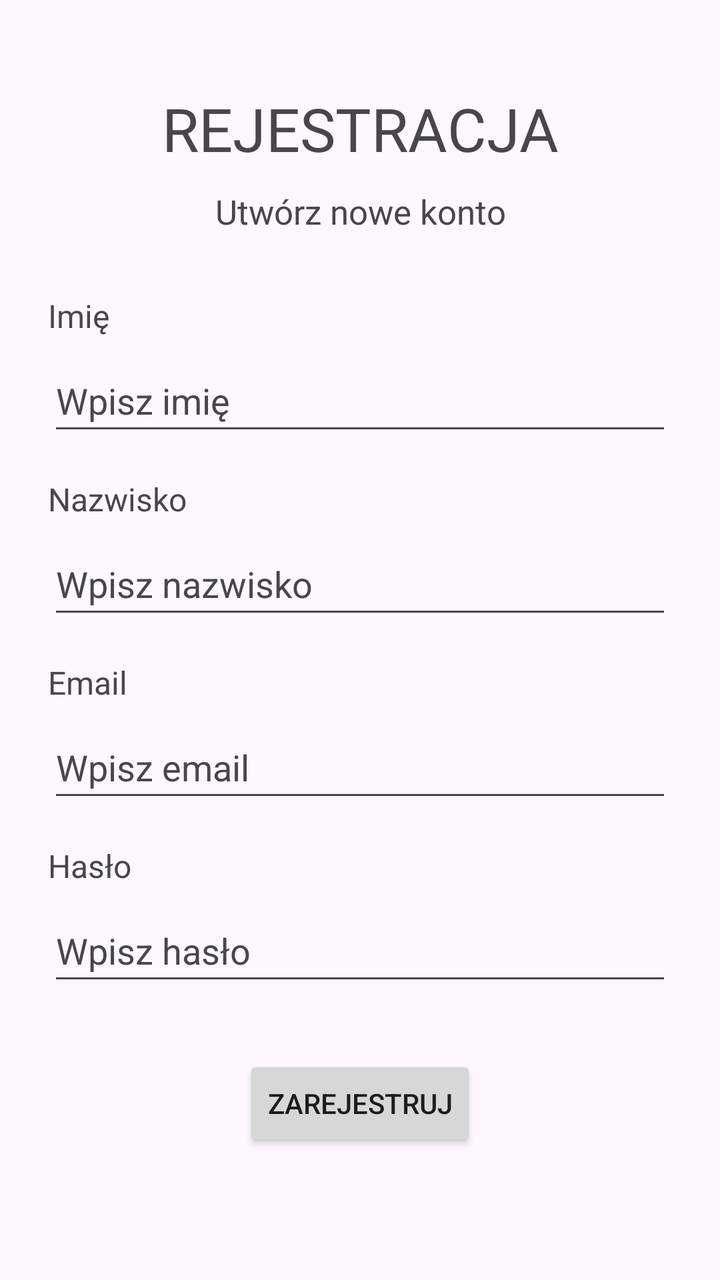
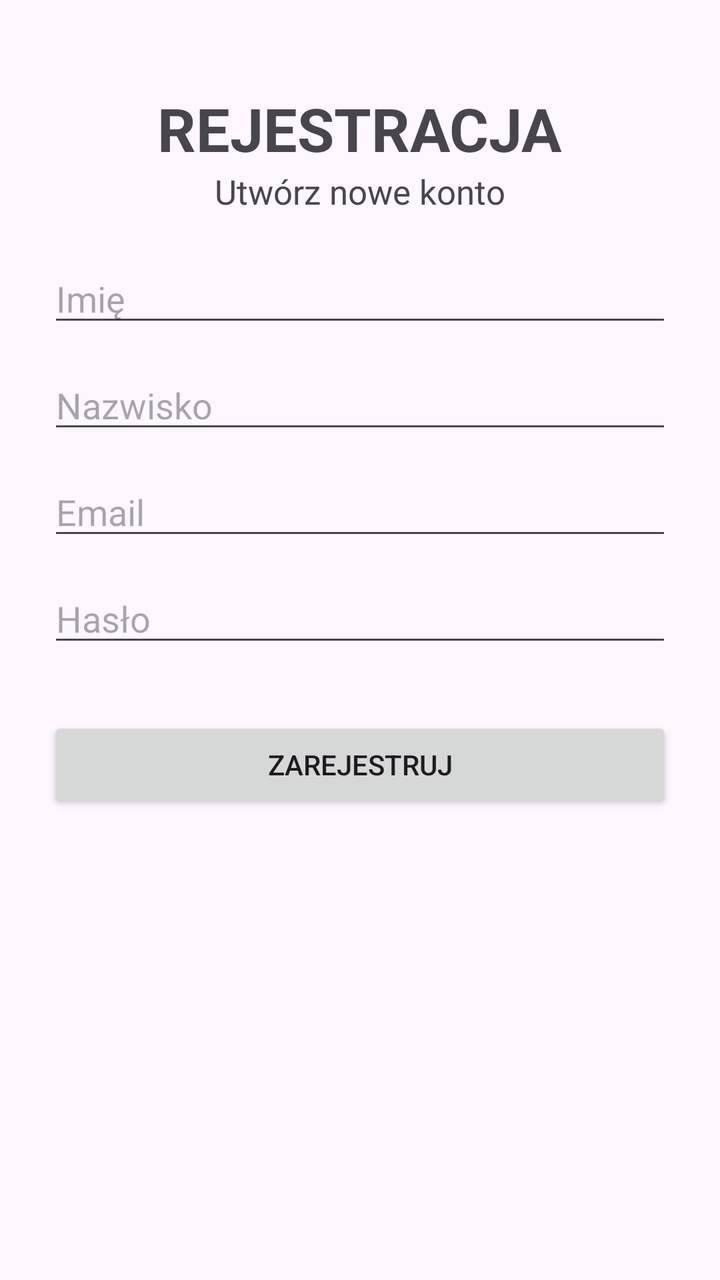

Screens rendered from an Android XML layout before and after an edit, with the pre-edit source and the edit as a unified diff.
<!-- AndroidManifest.xml: application theme Theme.LayoutLekcja1 -->
<!-- res/layout/activity_main.xml -->
<?xml version="1.0" encoding="utf-8"?>
<ScrollView xmlns:android="http://schemas.android.com/apk/res/android"
    xmlns:tools="http://schemas.android.com/tools"
    android:id="@+id/main"
    android:layout_width="match_parent"
    android:layout_height="match_parent"
    android:fillViewport="true"
    tools:context=".MainActivity">

    <LinearLayout
        android:layout_width="match_parent"
        android:layout_height="wrap_content"
        android:orientation="vertical"
        android:padding="24dp">

        <TextView
            android:layout_width="match_parent"
            android:layout_height="wrap_content"
            android:layout_marginTop="20dp"
            android:gravity="center"
            android:text="@string/registration_title"
            android:textSize="30sp" />

        <TextView
            android:layout_width="match_parent"
            android:layout_height="wrap_content"
            android:layout_marginTop="10dp"
            android:gravity="center"
            android:text="@string/registration_subtitle"
            android:textSize="17sp" />

        <TextView
            android:layout_width="match_parent"
            android:layout_height="wrap_content"
            android:layout_marginTop="30dp"
            android:text="@string/first_name"
            android:textSize="16sp" />

        <EditText
            android:id="@+id/firstName"
            android:layout_width="match_parent"
            android:layout_height="wrap_content"
            android:layout_marginTop="6dp"
            android:minHeight="48dp"
            android:textColorHint="?attr/colorOnSurfaceVariant"
            android:hint="@string/first_name_hint"
            android:inputType="textPersonName"
            android:autofillHints="personGivenName"
            android:imeOptions="actionNext"
            android:singleLine="true" />

        <TextView
            android:layout_width="match_parent"
            android:layout_height="wrap_content"
            android:layout_marginTop="16dp"
            android:text="@string/last_name"
            android:textSize="16sp" />

        <EditText
            android:id="@+id/lastName"
            android:layout_width="match_parent"
            android:layout_height="wrap_content"
            android:layout_marginTop="6dp"
            android:minHeight="48dp"
            android:textColorHint="?attr/colorOnSurfaceVariant"
            android:hint="@string/last_name_hint"
            android:inputType="textPersonName"
            android:autofillHints="personFamilyName"
            android:imeOptions="actionNext"
            android:singleLine="true" />

        <TextView
            android:layout_width="match_parent"
            android:layout_height="wrap_content"
            android:layout_marginTop="16dp"
            android:text="@string/email"
            android:textSize="16sp" />

        <EditText
            android:id="@+id/email"
            android:layout_width="match_parent"
            android:layout_height="wrap_content"
            android:layout_marginTop="6dp"
            android:minHeight="48dp"
            android:textColorHint="?attr/colorOnSurfaceVariant"
            android:hint="@string/email_hint"
            android:inputType="textEmailAddress"
            android:autofillHints="emailAddress"
            android:imeOptions="actionNext"
            android:singleLine="true" />

        <TextView
            android:layout_width="match_parent"
            android:layout_height="wrap_content"
            android:layout_marginTop="16dp"
            android:text="@string/password"
            android:textSize="16sp" />

        <EditText
            android:id="@+id/password"
            android:layout_width="match_parent"
            android:layout_height="wrap_content"
            android:layout_marginTop="6dp"
            android:minHeight="48dp"
            android:textColorHint="?attr/colorOnSurfaceVariant"
            android:hint="@string/password_hint"
            android:inputType="textPassword"
            android:autofillHints="newPassword"
            android:imeOptions="actionDone"
            android:singleLine="true" />

        <Button
            android:id="@+id/registerButton"
            android:layout_width="wrap_content"
            android:layout_height="wrap_content"
            android:layout_gravity="center_horizontal"
            android:layout_marginTop="30dp"
            android:text="@string/register" />

        <TextView
            android:id="@+id/validationMessage"
            android:layout_width="match_parent"
            android:layout_height="wrap_content"
            android:layout_marginTop="16dp"
            android:accessibilityLiveRegion="polite"
            android:gravity="center"
            android:textSize="16sp"
            android:visibility="gone" />
    </LinearLayout>
</ScrollView>
<!-- resources referenced by this layout -->
<resources>
  <string name="email">Email</string>
  <string name="email_hint">Wpisz email</string>
  <string name="first_name">Imię</string>
  <string name="first_name_hint">Wpisz imię</string>
  <string name="last_name">Nazwisko</string>
  <string name="last_name_hint">Wpisz nazwisko</string>
  <string name="password">Hasło</string>
  <string name="password_hint">Wpisz hasło</string>
  <string name="register">ZAREJESTRUJ</string>
  <string name="registration_subtitle">Utwórz nowe konto</string>
  <string name="registration_title">REJESTRACJA</string>
  <style name="Theme.LayoutLekcja1" parent="Base.Theme.LayoutLekcja1" />
  <style name="Base.Theme.LayoutLekcja1" parent="Theme.Material3.DayNight.NoActionBar">
          
          
      </style>
</resources>

<!-- the commit's change to res/layout/activity_main.xml (unified diff, before → after) -->
@@ -1,7 +1,6 @@
 <?xml version="1.0" encoding="utf-8"?>
 <ScrollView xmlns:android="http://schemas.android.com/apk/res/android"
     xmlns:tools="http://schemas.android.com/tools"
-    android:id="@+id/main"
     android:layout_width="match_parent"
     android:layout_height="match_parent"
     android:fillViewport="true"
@@ -14,106 +13,73 @@
         android:padding="24dp">
 
         <TextView
-            android:layout_width="match_parent"
+            android:layout_width="wrap_content"
             android:layout_height="wrap_content"
+            android:layout_gravity="center"
             android:layout_marginTop="20dp"
-            android:gravity="center"
             android:text="@string/registration_title"
-            android:textSize="30sp" />
+            android:textSize="30sp"
+            android:textStyle="bold" />
 
         <TextView
-            android:layout_width="match_parent"
+            android:layout_width="wrap_content"
             android:layout_height="wrap_content"
-            android:layout_marginTop="10dp"
-            android:gravity="center"
+            android:layout_gravity="center"
+            android:layout_marginBottom="20dp"
             android:text="@string/registration_subtitle"
             android:textSize="17sp" />
 
-        <TextView
-            android:layout_width="match_parent"
-            android:layout_height="wrap_content"
-            android:layout_marginTop="30dp"
-            android:text="@string/first_name"
-            android:textSize="16sp" />
-
+        
         <EditText
             android:id="@+id/firstName"
             android:layout_width="match_parent"
             android:layout_height="wrap_content"
-            android:layout_marginTop="6dp"
-            android:minHeight="48dp"
-            android:textColorHint="?attr/colorOnSurfaceVariant"
-            android:hint="@string/first_name_hint"
+            android:hint="@string/first_name"
             android:inputType="textPersonName"
             android:autofillHints="personGivenName"
             android:imeOptions="actionNext"
-            android:singleLine="true" />
+            android:maxLines="1" />
 
-        <TextView
-            android:layout_width="match_parent"
-            android:layout_height="wrap_content"
-            android:layout_marginTop="16dp"
-            android:text="@string/last_name"
-            android:textSize="16sp" />
-
+        
         <EditText
             android:id="@+id/lastName"
             android:layout_width="match_parent"
             android:layout_height="wrap_content"
-            android:layout_marginTop="6dp"
-            android:minHeight="48dp"
-            android:textColorHint="?attr/colorOnSurfaceVariant"
-            android:hint="@string/last_name_hint"
+            android:layout_marginTop="12dp"
+            android:hint="@string/last_name"
             android:inputType="textPersonName"
             android:autofillHints="personFamilyName"
             android:imeOptions="actionNext"
-            android:singleLine="true" />
+            android:maxLines="1" />
 
-        <TextView
-            android:layout_width="match_parent"
-            android:layout_height="wrap_content"
-            android:layout_marginTop="16dp"
-            android:text="@string/email"
-            android:textSize="16sp" />
-
+        
         <EditText
             android:id="@+id/email"
             android:layout_width="match_parent"
             android:layout_height="wrap_content"
-            android:layout_marginTop="6dp"
-            android:minHeight="48dp"
-            android:textColorHint="?attr/colorOnSurfaceVariant"
-            android:hint="@string/email_hint"
+            android:layout_marginTop="12dp"
+            android:hint="@string/email"
             android:inputType="textEmailAddress"
             android:autofillHints="emailAddress"
             android:imeOptions="actionNext"
-            android:singleLine="true" />
+            android:maxLines="1" />
 
-        <TextView
-            android:layout_width="match_parent"
-            android:layout_height="wrap_content"
-            android:layout_marginTop="16dp"
-            android:text="@string/password"
-            android:textSize="16sp" />
-
+        
         <EditText
             android:id="@+id/password"
             android:layout_width="match_parent"
             android:layout_height="wrap_content"
-            android:layout_marginTop="6dp"
-            android:minHeight="48dp"
-            android:textColorHint="?attr/colorOnSurfaceVariant"
-            android:hint="@string/password_hint"
+            android:layout_marginTop="12dp"
+            android:hint="@string/password"
             android:inputType="textPassword"
             android:autofillHints="newPassword"
             android:imeOptions="actionDone"
-            android:singleLine="true" />
+            android:maxLines="1" />
 
         <Button
             android:id="@+id/registerButton"
-            android:layout_width="wrap_content"
+            android:layout_width="match_parent"
             android:layout_height="wrap_content"
-            android:layout_gravity="center_horizontal"
             android:layout_marginTop="30dp"
             android:text="@string/register" />
 
@@ -122,9 +88,9 @@
             android:layout_width="match_parent"
             android:layout_height="wrap_content"
             android:layout_marginTop="16dp"
-            android:accessibilityLiveRegion="polite"
             android:gravity="center"
             android:textSize="16sp"
             android:visibility="gone" />
+
     </LinearLayout>
 </ScrollView>
<!-- resource entries referenced after the edit -->
@@ -1,13 +1,9 @@
 <!-- resources referenced by this layout -->
 <resources>
   <string name="email">Email</string>
-  <string name="email_hint">Wpisz email</string>
   <string name="first_name">Imię</string>
-  <string name="first_name_hint">Wpisz imię</string>
   <string name="last_name">Nazwisko</string>
-  <string name="last_name_hint">Wpisz nazwisko</string>
   <string name="password">Hasło</string>
-  <string name="password_hint">Wpisz hasło</string>
   <string name="register">ZAREJESTRUJ</string>
   <string name="registration_subtitle">Utwórz nowe konto</string>
   <string name="registration_title">REJESTRACJA</string>
